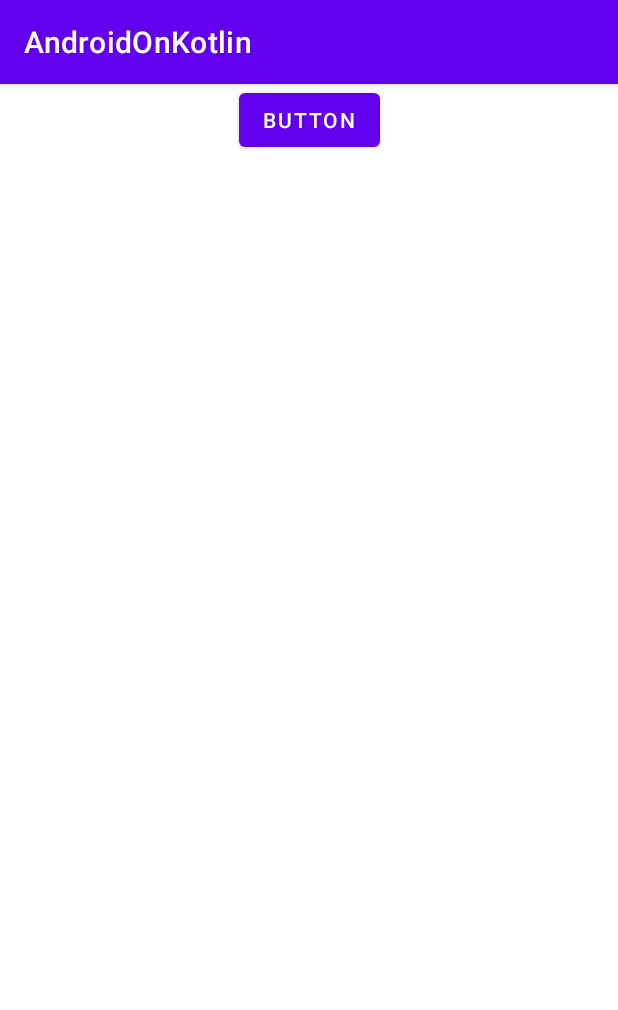
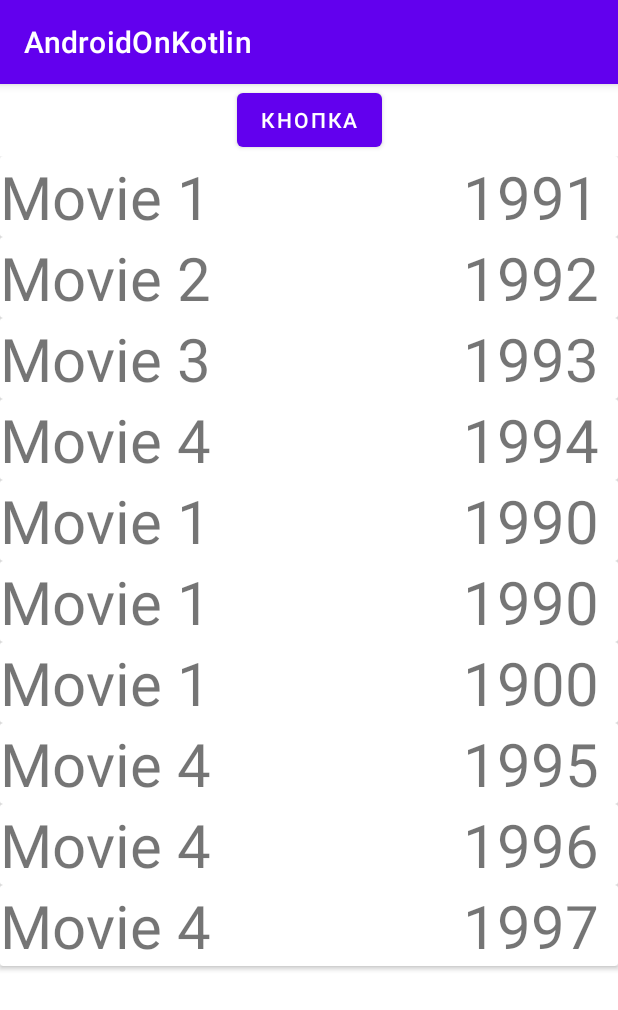
Before and after one commit to SilverGrost/AndroidOnKotlin, an Android app: the screen it shows after launch (MainActivity), on a phone screen of 412 x 824 dp. Shown: the top 1010 px of the screen. Run offline under Robolectric (Android 15) with nearby library versions, the phone set to English and light mode, and no system bars.

Commit message:
5.	Потренировался в создании классов и функций, описанных в уроке, и убедился, что всё работает. Создал тестовое приложение: a.	Сформировал data class с тремя свойствами и вывел их на экран приложения. b.	Создал Object. В Object вызвал copy и вывел значения скопированного класса на экран. c.	Вывел значения из разных циклов в консоль, используя примеры из методических материалов. d.  Изменил иерархию файлов в проекте

```diff
--- a/app/src/main/AndroidManifest.xml
+++ b/app/src/main/AndroidManifest.xml
@@ -9,7 +9,7 @@
         android:roundIcon="@mipmap/ic_launcher_round"
         android:supportsRtl="true"
         android:theme="@style/Theme.AndroidOnKotlin">
-        <activity android:name=".MainActivity">
+        <activity android:name=".ui.MainActivity">
             <intent-filter>
                 <action android:name="android.intent.action.MAIN" />
 
--- a/app/src/main/java/ru/geekbrains/androidonkotlin/MainActivity.kt
+++ /dev/null
@@ -1,23 +0,0 @@
-package ru.geekbrains.androidonkotlin
-
-import android.os.Bundle
-import android.widget.Button
-import android.widget.Toast
-import androidx.appcompat.app.AppCompatActivity
-
-class MainActivity : AppCompatActivity() {
-    override fun onCreate(savedInstanceState: Bundle?) {
-        super.onCreate(savedInstanceState)
-        setContentView(R.layout.activity_main)
-
-        val button = findViewById<Button>(R.id.button)
-        button.setOnClickListener {
-            Toast.makeText(
-                this@MainActivity,
-                "Нажата кнопка",
-                Toast.LENGTH_SHORT
-            ).show()
-
-        }
-    }
-}
--- /dev/null
+++ b/app/src/main/java/ru/geekbrains/androidonkotlin/data/Movie.kt
@@ -0,0 +1,4 @@
+package ru.geekbrains.androidonkotlin.data
+
+data class Movie(var id: Int = -1, var title: String = "Default movie", var year: Int = 1900) {
+}
--- /dev/null
+++ b/app/src/main/java/ru/geekbrains/androidonkotlin/repository/Repository.kt
@@ -0,0 +1,60 @@
+package ru.geekbrains.androidonkotlin.repository
+
+import ru.geekbrains.androidonkotlin.data.Movie
+
+open class Repository : IRepository {
+
+    private val movies: List<Movie>
+
+    init {
+
+        val movie = Movie(id = 1, title = "Movie 1", year = 1990)
+
+        val movie2 = movie.copy()
+
+        val (a, b) = movie2
+
+        val movie3 = Movie(a, b)
+
+        movies = listOf(
+            Movie(2,"Movie 1", 1991),
+            Movie(3,"Movie 2", 1992),
+            Movie(4,"Movie 3", 1993),
+            Movie(5,"Movie 4", 1994),
+            movie,
+            movie2,
+            movie3,
+            Movie(15,"Movie 4", 1995),
+            Movie(16,"Movie 4", 1996),
+            Movie(17,"Movie 4", 1997)
+        )
+    }
+
+    override fun getMovies(): List<Movie> {
+        return movies
+    }
+}
+
+interface IRepository{
+    fun getMovies(): List<Movie>
+}
+
+object RepositorySingle : IRepository {
+
+    private val movies: List<Movie> = listOf(
+        Movie(2,"Movie 1", 1991),
+        Movie(3,"Movie 2", 1992),
+        Movie(4,"Movie 3", 1993),
+        Movie(5,"Movie 4", 1994),
+        Movie(),
+        Movie(6)
+    )
+
+    override fun getMovies(): List<Movie> {
+        return movies
+    }
+}
+
+inline fun getRepository(): IRepository{
+    return Repository()
+}
--- /dev/null
+++ b/app/src/main/java/ru/geekbrains/androidonkotlin/ui/MainActivity.kt
@@ -0,0 +1,57 @@
+package ru.geekbrains.androidonkotlin.ui
+
+import android.os.Bundle
+import android.widget.Button
+import android.widget.Toast
+import androidx.appcompat.app.AppCompatActivity
+import androidx.recyclerview.widget.RecyclerView
+import ru.geekbrains.androidonkotlin.R
+import ru.geekbrains.androidonkotlin.data.Movie
+import ru.geekbrains.androidonkotlin.repository.IRepository
+import ru.geekbrains.androidonkotlin.repository.getRepository
+
+class MainActivity : AppCompatActivity() {
+
+    private lateinit var recyclerMovie: RecyclerView
+
+    override fun onCreate(savedInstanceState: Bundle?) {
+        super.onCreate(savedInstanceState)
+        setContentView(R.layout.activity_main)
+
+        recyclerMovie = findViewById(R.id.recyclerMovie)
+        val adapter = MovieAdaptor.getInstance(getRepository())
+        recyclerMovie.adapter = adapter
+
+        val button = findViewById<Button>(R.id.button)
+        button.setOnClickListener {
+            Toast.makeText(
+                this@MainActivity,
+                "Нажата кнопка",
+                Toast.LENGTH_SHORT
+            ).show()
+
+            val repository: IRepository = getRepository()
+            val movies: List<Movie> = repository.getMovies()
+
+            println("1. Цикл for")
+            for(movie in movies) {
+                println(movie.title + " (" + movie.year + ")")
+            }
+
+            println("2. Цикл ...")
+            for(i in 0..movies.size - 1) {
+                println(movies.get(i).title + " (" + movies.get(i).year + ")")
+            }
+
+            println("3. Цикл for с dowTo")
+            for(i in movies.size - 1 downTo 0 step 2) {
+                println(movies.get(i).title + " (" + movies.get(i).year + ")")
+            }
+
+            println("4. Цикл for с until")
+            for (i in 0 until movies.size) {
+                println(movies.get(i).title + " (" + movies.get(i).year + ")")
+            }
+        }
+    }
+}
--- /dev/null
+++ b/app/src/main/java/ru/geekbrains/androidonkotlin/ui/MovieAdaptor.kt
@@ -0,0 +1,54 @@
+package ru.geekbrains.androidonkotlin.ui
+
+import android.view.LayoutInflater
+import android.view.View
+import android.view.ViewGroup
+import android.widget.TextView
+import androidx.recyclerview.widget.RecyclerView
+import ru.geekbrains.androidonkotlin.R
+import ru.geekbrains.androidonkotlin.data.Movie
+import ru.geekbrains.androidonkotlin.repository.IRepository
+
+class MovieAdaptor(private val repository: IRepository) :
+
+    RecyclerView.Adapter<MovieAdaptor.MovieViewHolder>() {
+    class MovieViewHolder(item: View) : RecyclerView.ViewHolder(item) {
+
+        private val title: TextView
+
+        private val year: TextView
+
+        init {
+            title = item.findViewById(R.id.title)
+            year = item.findViewById(R.id.year)
+        }
+
+        fun bind(movie: Movie) {
+            title.text = movie.title
+            year.text = movie.year.toString()
+        }
+    }
+
+    override fun onCreateViewHolder(parent: ViewGroup, viewType: Int): MovieViewHolder {
+        val view = LayoutInflater.from(parent.context).inflate(R.layout.item, parent, false)
+        return MovieViewHolder(view)
+    }
+
+    override fun onBindViewHolder(holder: MovieViewHolder, position: Int) {
+        holder.bind(repository.getMovies()[position])
+    }
+
+    override fun getItemCount(): Int {
+        return repository.getMovies().size
+    }
+
+    companion object {
+
+        fun getInstance(repository: IRepository): MovieAdaptor {
+            return MovieAdaptor(repository)
+        }
+    }
+
+
+
+}
--- a/app/src/main/res/layout/activity_main.xml
+++ b/app/src/main/res/layout/activity_main.xml
@@ -4,15 +4,26 @@
     xmlns:tools="http://schemas.android.com/tools"
     android:layout_width="match_parent"
     android:layout_height="match_parent"
-    tools:context=".MainActivity">
+    tools:context=".ui.MainActivity">
 
     <Button
         android:id="@+id/button"
         android:layout_width="wrap_content"
         android:layout_height="wrap_content"
-        android:text="Button"
+        android:text="@string/button"
         app:layout_constraintEnd_toEndOf="parent"
         app:layout_constraintStart_toStartOf="parent"
-        app:layout_constraintTop_toTopOf="parent" />
+        app:layout_constraintTop_toTopOf="parent"
+        app:layout_constraintBottom_toTopOf="@+id/recyclerMovie"/>
+
+    <androidx.recyclerview.widget.RecyclerView
+        android:id="@+id/recyclerMovie"
+        android:layout_width="0dp"
+        android:layout_height="0dp"
+        app:layoutManager="androidx.recyclerview.widget.LinearLayoutManager"
+        app:layout_constraintBottom_toBottomOf="parent"
+        app:layout_constraintEnd_toEndOf="parent"
+        app:layout_constraintStart_toStartOf="parent"
+        app:layout_constraintTop_toBottomOf="@+id/button" />
 
 </androidx.constraintlayout.widget.ConstraintLayout>
--- /dev/null
+++ b/app/src/main/res/layout/item.xml
@@ -0,0 +1,27 @@
+<?xml version="1.0" encoding="utf-8"?>
+<androidx.cardview.widget.CardView xmlns:android="http://schemas.android.com/apk/res/android"
+    android:layout_width="match_parent"
+    android:layout_height="wrap_content">
+
+    <LinearLayout
+        android:layout_width="match_parent"
+        android:layout_height="wrap_content"
+        android:orientation="horizontal">
+
+        <TextView
+            android:id="@+id/title"
+            android:layout_width="0dp"
+            android:layout_height="wrap_content"
+            android:layout_weight="3"
+            android:textSize="40sp" />
+
+        <TextView
+            android:id="@+id/year"
+            android:layout_width="0dp"
+            android:layout_height="wrap_content"
+            android:layout_weight="1"
+            android:textSize="40sp"/>
+
+    </LinearLayout>
+
+</androidx.cardview.widget.CardView>
--- a/app/src/main/res/values/strings.xml
+++ b/app/src/main/res/values/strings.xml
@@ -1,3 +1,4 @@
 <resources>
     <string name="app_name">AndroidOnKotlin</string>
+    <string name="button">Кнопка</string>
 </resources>
```
